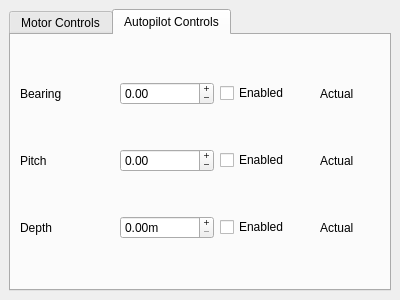
Qt form gui/gui/widgets/motorcontrols.ui (einsteinly/CAUV_old_software) before a commit.
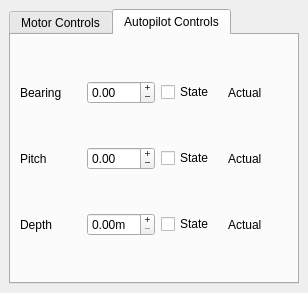
The same form after that commit.

Diff of the .ui file:
```diff
--- a/gui/gui/widgets/motorcontrols.ui
+++ b/gui/gui/widgets/motorcontrols.ui
@@ -6,16 +6,10 @@
    <rect>
     <x>0</x>
     <y>0</y>
-    <width>400</width>
-    <height>300</height>
+    <width>308</width>
+    <height>293</height>
    </rect>
   </property>
-  <property name="maximumSize">
-   <size>
-    <width>524287</width>
-    <height>300</height>
-   </size>
-  </property>
   <property name="features">
    <set>QDockWidget::DockWidgetFloatable|QDockWidget::DockWidgetMovable</set>
   </property>
@@ -62,7 +56,7 @@
         <item row="0" column="2">
          <widget class="QCheckBox" name="bearingEnabled">
           <property name="text">
-           <string>Enabled</string>
+           <string>State</string>
           </property>
          </widget>
         </item>
@@ -111,7 +105,7 @@
         <item row="1" column="2">
          <widget class="QCheckBox" name="pitchEnabled">
           <property name="text">
-           <string>Enabled</string>
+           <string>State</string>
           </property>
          </widget>
         </item>
@@ -134,14 +128,14 @@
           </property>
          </widget>
         </item>
-        <item row="2" column="0">
+        <item row="4" column="0">
          <widget class="QLabel" name="label_9">
           <property name="text">
            <string>Depth</string>
           </property>
          </widget>
         </item>
-        <item row="2" column="1">
+        <item row="4" column="1">
          <widget class="QDoubleSpinBox" name="depthTarget">
           <property name="buttonSymbols">
            <enum>QAbstractSpinBox::PlusMinus</enum>
@@ -157,14 +151,14 @@
           </property>
          </widget>
         </item>
-        <item row="2" column="2">
+        <item row="4" column="2">
          <widget class="QCheckBox" name="depthEnabled">
           <property name="text">
-           <string>Enabled</string>
+           <string>State</string>
           </property>
          </widget>
         </item>
-        <item row="2" column="3">
+        <item row="4" column="3">
          <widget class="QLabel" name="actualDepth">
           <property name="minimumSize">
            <size>
```
